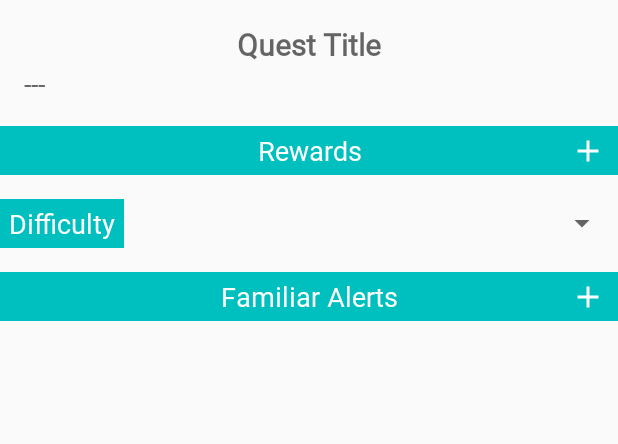
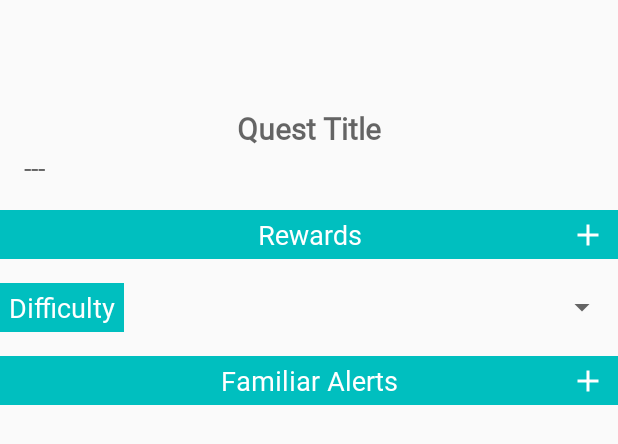
Before and after one commit to KSayrs/quest-log-alpha, an Android app: the layout fragment_view_edit_quest.xml on its own in the app's theme, with its tools: preview values and no code run, on a phone screen of 412 x 824 dp. Shown: the top 444 px of the screen. Run offline under Robolectric (Android 15) with nearby library versions, the phone set to English and light mode, and no system bars.

Commit message:
There's a toolbar now. It has no buttons

```diff
--- a/app/build.gradle
+++ b/app/build.gradle
@@ -65,8 +65,10 @@ dependencies {
     implementation "androidx.recyclerview:recyclerview:$recyclerViewVersion"
     implementation 'com.android.support:recyclerview-v7:28.0.0'
     implementation 'com.android.support:cardview-v7:28.0.0'
-  //implementation 'com.android.support:recyclerview-v7:27.0.+'
     implementation "androidx.cardview:cardview:$cardVersion"
     implementation 'com.android.support:design:28.0.0'
     implementation 'com.android.support:support-v4:28.0.0'
+
+    // ActionBar
+    implementation 'com.android.support:appcompat-v7:28.0.0'
 }
--- a/app/src/main/java/com/example/questlogalpha/vieweditquest/ViewEditQuestFragment.kt
+++ b/app/src/main/java/com/example/questlogalpha/vieweditquest/ViewEditQuestFragment.kt
@@ -6,6 +6,7 @@ import android.view.View
 import android.view.ViewGroup
 import android.widget.ArrayAdapter
 import android.widget.Spinner
+import androidx.appcompat.app.AppCompatActivity
 import androidx.databinding.DataBindingUtil
 import androidx.fragment.app.Fragment
 import androidx.lifecycle.ViewModelProviders
@@ -13,7 +14,6 @@ import com.example.questlogalpha.R
 import com.example.questlogalpha.ViewModelFactory
 import com.example.questlogalpha.data.QuestLogDatabase
 import com.example.questlogalpha.databinding.FragmentViewEditQuestBinding
-import kotlinx.android.synthetic.main.fragment_view_edit_quest.*
 import com.example.questlogalpha.quests.Difficulty
 
 
@@ -35,6 +35,8 @@ class ViewEditQuestFragment : Fragment() {
         spinner.adapter = ArrayAdapter<Difficulty>(application, android.R.layout.simple_spinner_item, Difficulty.values())
         spinner.onItemSelectedListener = viewEditQuestViewModel
 
+        (activity as AppCompatActivity).supportActionBar!!.show()
+
         return binding.root
     }
 }
--- a/app/src/main/res/layout/fragment_quests.xml
+++ b/app/src/main/res/layout/fragment_quests.xml
@@ -1,7 +1,8 @@
 <?xml version="1.0" encoding="utf-8"?>
 <layout xmlns:android="http://schemas.android.com/apk/res/android"
         xmlns:app="http://schemas.android.com/apk/res-auto"
-        xmlns:tools="http://schemas.android.com/tools" >
+        xmlns:tools="http://schemas.android.com/tools"
+        >
 
     <data>
         <variable
--- a/app/src/main/res/layout/fragment_view_edit_quest.xml
+++ b/app/src/main/res/layout/fragment_view_edit_quest.xml
@@ -12,7 +12,8 @@
     <androidx.constraintlayout.widget.ConstraintLayout
             android:id="@+id/viewEditQuestConstraint"
             android:layout_width="match_parent"
-            android:layout_height="match_parent">
+            android:layout_height="match_parent"
+            android:layout_marginTop="?attr/actionBarSize">
 
         <EditText
                 android:id="@+id/view_edit_quest_title_edit_text"
@@ -45,8 +46,8 @@
                 android:imeOptions="flagNoExtractUi"
                 android:inputType="text"
                 android:text="@={viewEditQuestViewModel.description}"
+                app:layout_constraintStart_toStartOf="parent"
                 app:layout_constraintTop_toBottomOf="@id/view_edit_quest_title_edit_text"
-                app:layout_constraintStart_toStartOf="parent"
                 tools:layout_editor_absoluteX="16dp" />
 
         <!-- TODO put recyclerView for objectives here -->
@@ -56,25 +57,24 @@
                 android:id="@+id/rewards_header_layout"
                 android:layout_width="match_parent"
                 android:layout_height="wrap_content"
-                app:layout_constraintTop_toBottomOf="@id/view_edit_quest_description_edit_text"
-                app:layout_constraintStart_toStartOf="parent">
+                app:layout_constraintStart_toStartOf="parent"
+                app:layout_constraintTop_toBottomOf="@id/view_edit_quest_description_edit_text">
 
             <ImageButton
                     android:id="@+id/add_rewards_button"
-                    app:srcCompat="@drawable/ic_add"
+                    style="@style/quest_element_header_button"
+                    app:layout_constraintBottom_toBottomOf="@id/rewards_header_text_view"
                     app:layout_constraintEnd_toEndOf="parent"
-                    app:layout_constraintBottom_toBottomOf="@id/rewards_header_text_view"
                     app:layout_constraintTop_toTopOf="@id/rewards_header_text_view"
-                    style="@style/quest_element_header_button"
-                    />
+                    app:srcCompat="@drawable/ic_add" />
 
             <TextView
                     android:id="@+id/rewards_header_text_view"
+                    style="@style/quest_element_header_text"
                     android:text="@string/rewards"
+                    app:layout_constraintStart_toStartOf="parent"
                     app:layout_constraintTop_toTopOf="parent"
-                    app:layout_constraintStart_toStartOf="parent"
-                    tools:layout_editor_absoluteX="16dp"
-                    style="@style/quest_element_header_text" />
+                    tools:layout_editor_absoluteX="16dp" />
         </androidx.constraintlayout.widget.ConstraintLayout>
 
         <!-- =================== Difficulty =================== -->
@@ -84,6 +84,7 @@
                 android:text="@string/difficulty"
                 app:layout_constraintStart_toStartOf="parent"
                 app:layout_constraintTop_toBottomOf="@id/rewards_header_layout" />
+
         <Spinner
                 android:id="@+id/difficulty_spinner"
                 android:layout_width="0dp"
@@ -100,24 +101,24 @@
                 android:id="@+id/familiar_notifications_header_layout"
                 android:layout_width="match_parent"
                 android:layout_height="wrap_content"
-                app:layout_constraintTop_toBottomOf="@id/difficulty_text_view"
-                app:layout_constraintStart_toStartOf="parent">
+                app:layout_constraintStart_toStartOf="parent"
+                app:layout_constraintTop_toBottomOf="@id/difficulty_text_view">
 
             <ImageButton
                     android:id="@+id/add_familiar_notification_button"
-                    app:srcCompat="@drawable/ic_add"
+                    style="@style/quest_element_header_button"
+                    app:layout_constraintBottom_toBottomOf="@id/familiar_notifications_header_text_view"
                     app:layout_constraintEnd_toEndOf="parent"
-                    app:layout_constraintBottom_toBottomOf="@id/familiar_notifications_header_text_view"
                     app:layout_constraintTop_toTopOf="@id/familiar_notifications_header_text_view"
-                    style="@style/quest_element_header_button" />
+                    app:srcCompat="@drawable/ic_add" />
 
             <TextView
                     android:id="@+id/familiar_notifications_header_text_view"
+                    style="@style/quest_element_header_text"
                     android:text="@string/familiar_notifications"
+                    app:layout_constraintStart_toStartOf="parent"
                     app:layout_constraintTop_toTopOf="parent"
-                    app:layout_constraintStart_toStartOf="parent"
-                    tools:layout_editor_absoluteX="16dp"
-                    style="@style/quest_element_header_text" />
+                    tools:layout_editor_absoluteX="16dp" />
         </androidx.constraintlayout.widget.ConstraintLayout>
 
     </androidx.constraintlayout.widget.ConstraintLayout>
```
Also changed, not shown: app/src/main/AndroidManifest.xml (+5 -3 lines), app/src/main/java/com/example/questlogalpha/MainActivity.kt (+15 -1 lines), app/src/main/java/com/example/questlogalpha/quests/QuestsFragment.kt (+10 -1 lines), app/src/main/res/layout/activity_main.xml (+12 -1 lines).
